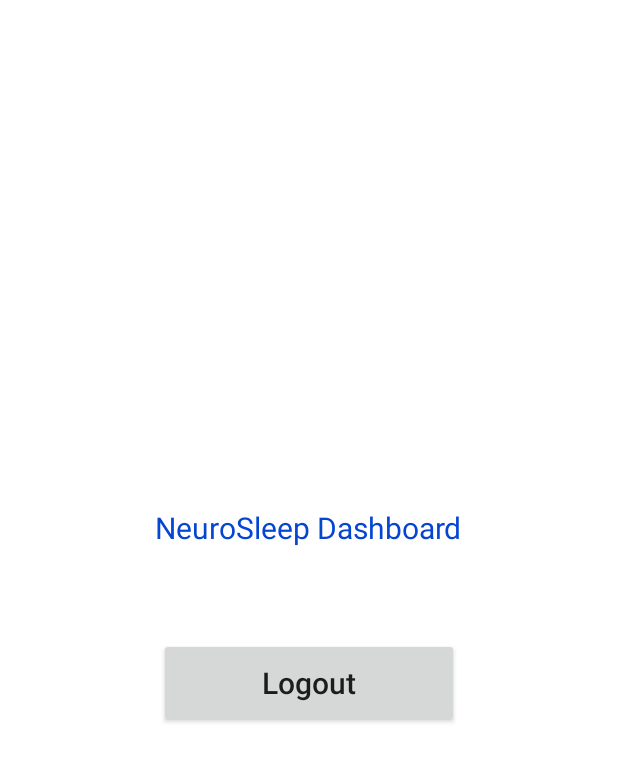
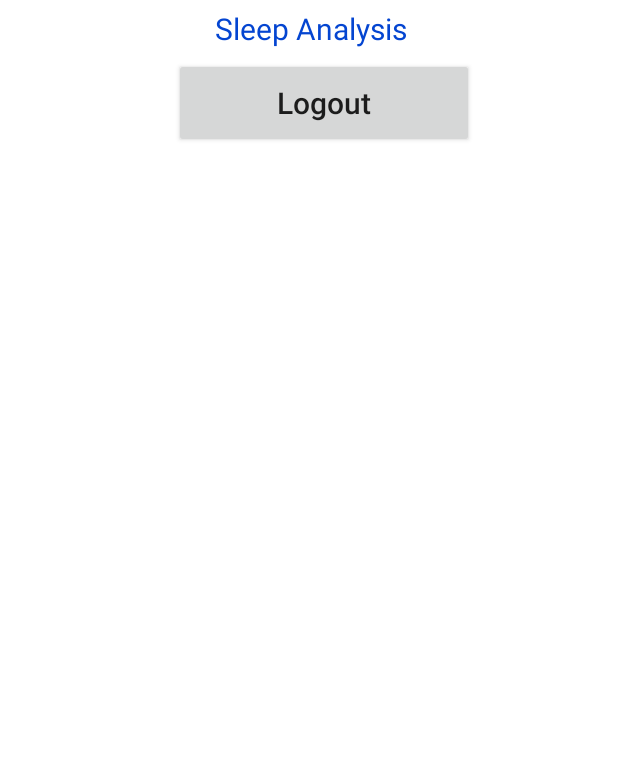
Before and after one commit to NeuroSleep/NeuroSleep, an Android app: the DashboardActivity screen opened directly, with no data from a screen before it, on a phone screen of 412 x 824 dp. Shown: the top 762 px of the screen. Run offline under Robolectric (Android 15) with nearby library versions, the phone set to English and light mode, and no system bars; our stand-ins replace Firebase (no records; nobody signed in at launch, a user with empty details on screens opened directly).

Commit message:
Firebase data on dashboard

```diff
--- a/app/src/main/java/com/neurosleep/DashboardActivity.java
+++ b/app/src/main/java/com/neurosleep/DashboardActivity.java
@@ -6,14 +6,41 @@ import android.os.Bundle;
 import android.view.View;
 import android.widget.Button;
 
+import androidx.recyclerview.widget.RecyclerView;
+
 import com.google.firebase.auth.FirebaseAuth;
+
+import java.util.List;
 
 public class DashboardActivity extends Activity {
     private Button logout;
+    private RecyclerView mRecyclerView;
     @Override
     protected void onCreate(Bundle savedInstanceState) {
         super.onCreate(savedInstanceState);
         setContentView(R.layout.dashboard);
+        mRecyclerView = (RecyclerView)findViewById(R.id.recyclerview_analysis);
+        new FirebaseDatabaseHelper().readAnalysis(new FirebaseDatabaseHelper.DataStatus() {
+            @Override
+            public void DataIsLoaded(List<Analysis> analysisList, List<String> keys) {
+                new RecyclerView_Config().setConfig(mRecyclerView,DashboardActivity.this,analysisList,keys);
+            }
+
+            @Override
+            public void DataIsInserted() {
+
+            }
+
+            @Override
+            public void DataIsUpdated() {
+
+            }
+
+            @Override
+            public void DataIsDeleted() {
+
+            }
+        });
         logout = findViewById(R.id.logout);
         logout.setOnClickListener(new View.OnClickListener() {
             @Override
--- /dev/null
+++ b/app/src/main/java/com/neurosleep/FirebaseDatabaseHelper.java
@@ -0,0 +1,51 @@
+package com.neurosleep;
+
+import androidx.annotation.NonNull;
+
+import com.google.firebase.database.DataSnapshot;
+import com.google.firebase.database.DatabaseError;
+import com.google.firebase.database.DatabaseReference;
+import com.google.firebase.database.FirebaseDatabase;
+import com.google.firebase.database.ValueEventListener;
+
+import java.util.ArrayList;
+import java.util.List;
+
+public class FirebaseDatabaseHelper{
+    private FirebaseDatabase mDatabase;
+    private DatabaseReference mReferenceAnalysis;
+    private List<Analysis> analysisList = new ArrayList<>();
+
+    public interface  DataStatus{
+        void DataIsLoaded(List<Analysis> analysisList, List<String> keys);
+        void DataIsInserted();
+        void DataIsUpdated();
+        void DataIsDeleted();
+    }
+
+    public FirebaseDatabaseHelper(){
+        mDatabase = FirebaseDatabase.getInstance();
+        mReferenceAnalysis = mDatabase.getReference("Analysis");
+    }
+
+    public void readAnalysis(final DataStatus dataStatus){
+        mReferenceAnalysis.addValueEventListener(new ValueEventListener() {
+            @Override
+            public void onDataChange(@NonNull DataSnapshot dataSnapshot) {
+                analysisList.clear();
+                List<String> keys = new ArrayList<>();
+                for(DataSnapshot keyNode : dataSnapshot.getChildren()){
+                    keys.add(keyNode.getKey());
+                    Analysis analysis = keyNode.getValue(Analysis.class);
+                    analysisList.add(analysis);
+                }
+                dataStatus.DataIsLoaded(analysisList,keys);
+            }
+
+            @Override
+            public void onCancelled(@NonNull DatabaseError error) {
+
+            }
+        });
+    }
+}
--- a/app/src/main/java/com/neurosleep/MainActivity.java
+++ b/app/src/main/java/com/neurosleep/MainActivity.java
@@ -72,7 +72,7 @@ public class MainActivity extends AppCompatActivity{
             @Override
             public void onComplete(@NonNull Task<AuthResult> task) {
                 if (task.isSuccessful()) {
-                    Toast.makeText(MainActivity.this,"Successfully registered",Toast.LENGTH_LONG).show();
+                    Toast.makeText(MainActivity.this,"Welcome to NeuroSleep",Toast.LENGTH_LONG).show();
                     Intent intent = new Intent(MainActivity.this,DashboardActivity.class);
                     startActivity(intent);
                     finish();
--- /dev/null
+++ b/app/src/main/java/com/neurosleep/RecyclerView_Config.java
@@ -0,0 +1,75 @@
+ package com.neurosleep;
+
+import android.content.Context;
+import android.view.LayoutInflater;
+import android.view.ViewGroup;
+import android.widget.TextView;
+
+import androidx.annotation.NonNull;
+import androidx.recyclerview.widget.LinearLayoutManager;
+import androidx.recyclerview.widget.RecyclerView;
+
+import java.util.List;
+
+public class RecyclerView_Config {
+    private Context mContext;
+    private AnalysisAdapter mAnalysisAdapter;
+    public void setConfig(RecyclerView recyclerView, Context context, List<Analysis> analysis, List<String> keys){
+        mContext = context;
+        mAnalysisAdapter = new AnalysisAdapter(analysis, keys);
+        recyclerView.setLayoutManager(new LinearLayoutManager(context));
+        recyclerView.setAdapter(mAnalysisAdapter);
+    }
+    class AnalysisItemView extends RecyclerView.ViewHolder{
+        private TextView mDelta;
+        private TextView mTheta;
+        private TextView mAlpha;
+        private TextView mBeta;
+        private TextView mGamma;
+
+        private String key;
+        public AnalysisItemView(ViewGroup parent){
+            super(LayoutInflater.from(mContext).
+                    inflate(R.layout.analysis_list_item, parent,false));
+        mDelta = (TextView) itemView.findViewById(R.id.delta_textView);
+        mTheta = (TextView) itemView.findViewById(R.id.theta_textView);
+        mAlpha = (TextView) itemView.findViewById(R.id.alpha_textView);
+        mBeta = (TextView) itemView.findViewById(R.id.beta_textView);
+        mGamma = (TextView) itemView.findViewById(R.id.gamma_textView);
+        }
+        public void bind(Analysis analysis, String key){
+            mDelta.setText(String.valueOf(analysis.getDelta()));
+            mTheta.setText(String.valueOf(analysis.getTheta()));
+            mAlpha.setText(String.valueOf(analysis.getAlpha()));
+            mBeta.setText(String.valueOf(analysis.getBeta()));
+            mGamma.setText(String.valueOf(analysis.getGamma()));
+            this.key = key;
+        }
+    }
+    class AnalysisAdapter extends RecyclerView.Adapter<AnalysisItemView>{
+        private List<Analysis> mAnalysisList;
+        private List<String> mKeys;
+
+        public AnalysisAdapter(List<Analysis> mAnalysisList, List<String> mKeys) {
+            this.mAnalysisList = mAnalysisList;
+            this.mKeys = mKeys;
+        }
+
+        @NonNull
+        @Override
+        public AnalysisItemView onCreateViewHolder(@NonNull ViewGroup parent, int viewType) {
+            return new AnalysisItemView(parent);
+        }
+
+        @Override
+        public void onBindViewHolder(@NonNull AnalysisItemView holder, int position) {
+            holder.bind(mAnalysisList.get(position), mKeys.get(position));
+        }
+
+        @Override
+        public int getItemCount() {
+            return mAnalysisList.size();
+        }
+    }
+
+}
--- a/app/src/main/res/layout/dashboard.xml
+++ b/app/src/main/res/layout/dashboard.xml
@@ -1,22 +1,42 @@
 <?xml version="1.0" encoding="utf-8"?>
 <LinearLayout xmlns:android="http://schemas.android.com/apk/res/android"
+
     android:layout_width="match_parent"
     android:layout_height="match_parent"
-    android:orientation="vertical"
-    android:gravity="center">
+    android:gravity="center"
+    android:orientation="vertical">
+
     <TextView
         android:layout_width="wrap_content"
         android:layout_height="wrap_content"
+        android:layout_alignParentStart="true"
+        android:layout_alignParentTop="true"
+        android:layout_centerHorizontal="true"
+        android:layout_marginStart="1dp"
+        android:layout_marginTop="5dp"
+        android:gravity="top"
+        android:text="Sleep Analysis"
         android:textColor="#0445d1"
-        android:text="NeuroSleep Dashboard"
-        android:textSize="20dp"/>
+        android:textSize="20dp" />
+
     <Button
         android:id="@+id/logout"
         android:layout_width="200dp"
         android:layout_height="60dp"
-        android:layout_marginTop="60dp"
-        android:text="Logout"
-        android:textSize="20dp"
-        android:textAllCaps="false"/>
+        android:layout_alignParentStart="true"
+        android:layout_alignParentTop="true"
+        android:layout_alignParentBottom="true"
+        android:layout_centerHorizontal="true"
+        android:layout_marginStart="10dp"
+        android:layout_marginTop="6dp"
+        android:layout_marginBottom="40dp"
+        android:text="@string/logout"
+        android:textAllCaps="false"
+        android:textSize="20dp" />
+
+    <androidx.recyclerview.widget.RecyclerView
+        android:id="@+id/recyclerview_analysis"
+        android:layout_width="match_parent"
+        android:layout_height="match_parent" />
 
 </LinearLayout>
--- a/app/src/main/res/values/strings.xml
+++ b/app/src/main/res/values/strings.xml
@@ -9,4 +9,5 @@
 
     <string name="hello_first_fragment">Hello first fragment</string>
     <string name="hello_second_fragment">Hello second fragment. Arg: %1$s</string>
+    <string name="logout">Logout</string>
 </resources>
--- a/build.gradle
+++ b/build.gradle
@@ -5,7 +5,7 @@ buildscript {
         jcenter()
     }
     dependencies {
-        classpath "com.android.tools.build:gradle:4.1.2"
+        classpath 'com.android.tools.build:gradle:4.1.3'
         classpath 'com.google.gms:google-services:4.3.5'
 
         // NOTE: Do not place your application dependencies here; they belong
```
Also changed, not shown: app/build.gradle (+10 -5 lines), app/src/main/java/com/neurosleep/Analysis.java (added, +64 -0 lines), app/src/main/res/layout/analysis_list_item.xml (added, +62 -0 lines), app/src/main/res/layout/fragment_first.xml (deleted, +0 -28 lines), app/src/main/res/layout/fragment_second.xml (deleted, +0 -27 lines).
